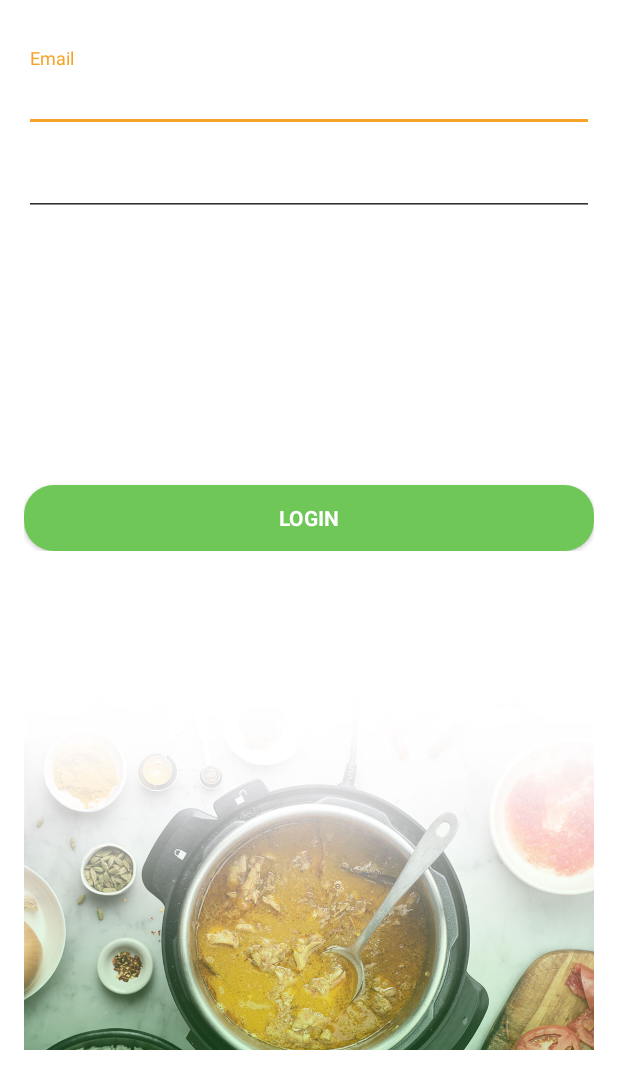
After one commit to kelvin-homann/cooka, an Android app: the LoginActivity screen opened directly, with no data from a screen before it, on a phone screen of 412 x 824 dp. The commit adds this screen. Shown: the top 1089 px of the screen. Run offline under Robolectric (Android 15) with nearby library versions, the phone set to English and light mode, and no system bars; 2 statements that could not run were skipped.

Commit message:
Added LoginActivity

```diff
--- /dev/null
+++ b/app/src/main/java/app/cooka/cookapp/LoginActivity.java
@@ -0,0 +1,349 @@
+package app.cooka.cookapp;
+
+import android.animation.Animator;
+import android.animation.AnimatorListenerAdapter;
+import android.annotation.TargetApi;
+import android.content.pm.PackageManager;
+import android.support.annotation.NonNull;
+import android.support.design.widget.Snackbar;
+import android.support.v7.app.AppCompatActivity;
+import android.app.LoaderManager.LoaderCallbacks;
+
+import android.content.CursorLoader;
+import android.content.Loader;
+import android.database.Cursor;
+import android.net.Uri;
+import android.os.AsyncTask;
+
+import android.os.Build;
+import android.os.Bundle;
+import android.provider.ContactsContract;
+import android.text.TextUtils;
+import android.view.KeyEvent;
+import android.view.View;
+import android.view.View.OnClickListener;
+import android.view.inputmethod.EditorInfo;
+import android.widget.ArrayAdapter;
+import android.widget.AutoCompleteTextView;
+import android.widget.Button;
+import android.widget.EditText;
+import android.widget.TextView;
+
+import java.util.ArrayList;
+import java.util.List;
+
+import static android.Manifest.permission.READ_CONTACTS;
+
+/**
+ * A login screen that offers login via email/password.
+ */
+public class LoginActivity extends AppCompatActivity implements LoaderCallbacks<Cursor> {
+
+    /**
+     * Id to identity READ_CONTACTS permission request.
+     */
+    private static final int REQUEST_READ_CONTACTS = 0;
+
+    /**
+     * A dummy authentication store containing known user names and passwords.
+     * TODO: remove after connecting to a real authentication system.
+     */
+    private static final String[] DUMMY_CREDENTIALS = new String[]{
+            "foo@example.com:hello", "bar@example.com:world"
+    };
+    /**
+     * Keep track of the login task to ensure we can cancel it if requested.
+     */
+    private UserLoginTask mAuthTask = null;
+
+    // UI references.
+    private AutoCompleteTextView mEmailView;
+    private EditText mPasswordView;
+    private View mProgressView;
+    private View mLoginFormView;
+
+    @Override
+    protected void onCreate(Bundle savedInstanceState) {
+        super.onCreate(savedInstanceState);
+        setContentView(R.layout.activity_login);
+        // Set up the login form.
+        mEmailView = (AutoCompleteTextView) findViewById(R.id.email);
+        populateAutoComplete();
+
+        mPasswordView = (EditText) findViewById(R.id.password);
+        mPasswordView.setOnEditorActionListener(new TextView.OnEditorActionListener() {
+            @Override
+            public boolean onEditorAction(TextView textView, int id, KeyEvent keyEvent) {
+                if (id == EditorInfo.IME_ACTION_DONE || id == EditorInfo.IME_NULL) {
+                    attemptLogin();
+                    return true;
+                }
+                return false;
+            }
+        });
+
+        Button mEmailSignInButton = (Button) findViewById(R.id.email_sign_in_button);
+        mEmailSignInButton.setOnClickListener(new OnClickListener() {
+            @Override
+            public void onClick(View view) {
+                attemptLogin();
+            }
+        });
+
+        mLoginFormView = findViewById(R.id.login_form);
+        mProgressView = findViewById(R.id.login_progress);
+    }
+
+    private void populateAutoComplete() {
+        if (!mayRequestContacts()) {
+            return;
+        }
+
+        getLoaderManager().initLoader(0, null, this);
+    }
+
+    private boolean mayRequestContacts() {
+        if (Build.VERSION.SDK_INT < Build.VERSION_CODES.M) {
+            return true;
+        }
+        if (checkSelfPermission(READ_CONTACTS) == PackageManager.PERMISSION_GRANTED) {
+            return true;
+        }
+        if (shouldShowRequestPermissionRationale(READ_CONTACTS)) {
+            Snackbar.make(mEmailView, R.string.permission_rationale, Snackbar.LENGTH_INDEFINITE)
+                    .setAction(android.R.string.ok, new View.OnClickListener() {
+                        @Override
+                        @TargetApi(Build.VERSION_CODES.M)
+                        public void onClick(View v) {
+                            requestPermissions(new String[]{READ_CONTACTS}, REQUEST_READ_CONTACTS);
+                        }
+                    });
+        } else {
+            requestPermissions(new String[]{READ_CONTACTS}, REQUEST_READ_CONTACTS);
+        }
+        return false;
+    }
+
+    /**
+     * Callback received when a permissions request has been completed.
+     */
+    @Override
+    public void onRequestPermissionsResult(int requestCode, @NonNull String[] permissions,
+                                           @NonNull int[] grantResults) {
+        if (requestCode == REQUEST_READ_CONTACTS) {
+            if (grantResults.length == 1 && grantResults[0] == PackageManager.PERMISSION_GRANTED) {
+                populateAutoComplete();
+            }
+        }
+    }
+
+
+    /**
+     * Attempts to sign in or register the account specified by the login form.
+     * If there are form errors (invalid email, missing fields, etc.), the
+     * errors are presented and no actual login attempt is made.
+     */
+    private void attemptLogin() {
+        if (mAuthTask != null) {
+            return;
+        }
+
+        // Reset errors.
+        mEmailView.setError(null);
+        mPasswordView.setError(null);
+
+        // Store values at the time of the login attempt.
+        String email = mEmailView.getText().toString();
+        String password = mPasswordView.getText().toString();
+
+        boolean cancel = false;
+        View focusView = null;
+
+        // Check for a valid password, if the user entered one.
+        if (!TextUtils.isEmpty(password) && !isPasswordValid(password)) {
+            mPasswordView.setError(getString(R.string.error_invalid_password));
+            focusView = mPasswordView;
+            cancel = true;
+        }
+
+        // Check for a valid email address.
+        if (TextUtils.isEmpty(email)) {
+            mEmailView.setError(getString(R.string.error_field_required));
+            focusView = mEmailView;
+            cancel = true;
+        } else if (!isEmailValid(email)) {
+            mEmailView.setError(getString(R.string.error_invalid_email));
+            focusView = mEmailView;
+            cancel = true;
+        }
+
+        if (cancel) {
+            // There was an error; don't attempt login and focus the first
+            // form field with an error.
+            focusView.requestFocus();
+        } else {
+            // Show a progress spinner, and kick off a background task to
+            // perform the user login attempt.
+            showProgress(true);
+            mAuthTask = new UserLoginTask(email, password);
+            mAuthTask.execute((Void) null);
+        }
+    }
+
+    private boolean isEmailValid(String email) {
+        //TODO: Replace this with your own logic
+        return email.contains("@");
+    }
+
+    private boolean isPasswordValid(String password) {
+        //TODO: Replace this with your own logic
+        return password.length() > 4;
+    }
+
+    /**
+     * Shows the progress UI and hides the login form.
+     */
+    @TargetApi(Build.VERSION_CODES.HONEYCOMB_MR2)
+    private void showProgress(final boolean show) {
+        // On Honeycomb MR2 we have the ViewPropertyAnimator APIs, which allow
+        // for very easy animations. If available, use these APIs to fade-in
+        // the progress spinner.
+        if (Build.VERSION.SDK_INT >= Build.VERSION_CODES.HONEYCOMB_MR2) {
+            int shortAnimTime = getResources().getInteger(android.R.integer.config_shortAnimTime);
+
+            mLoginFormView.setVisibility(show ? View.GONE : View.VISIBLE);
+            mLoginFormView.animate().setDuration(shortAnimTime).alpha(
+                    show ? 0 : 1).setListener(new AnimatorListenerAdapter() {
+                @Override
+                public void onAnimationEnd(Animator animation) {
+                    mLoginFormView.setVisibility(show ? View.GONE : View.VISIBLE);
+                }
+            });
+
+            mProgressView.setVisibility(show ? View.VISIBLE : View.GONE);
+            mProgressView.animate().setDuration(shortAnimTime).alpha(
+                    show ? 1 : 0).setListener(new AnimatorListenerAdapter() {
+                @Override
+                public void onAnimationEnd(Animator animation) {
+                    mProgressView.setVisibility(show ? View.VISIBLE : View.GONE);
+                }
+            });
+        } else {
+            // The ViewPropertyAnimator APIs are not available, so simply show
+            // and hide the relevant UI components.
+            mProgressView.setVisibility(show ? View.VISIBLE : View.GONE);
+            mLoginFormView.setVisibility(show ? View.GONE : View.VISIBLE);
+        }
+    }
+
+    @Override
+    public Loader<Cursor> onCreateLoader(int i, Bundle bundle) {
+        return new CursorLoader(this,
+                // Retrieve data rows for the device user's 'profile' contact.
+                Uri.withAppendedPath(ContactsContract.Profile.CONTENT_URI,
+                        ContactsContract.Contacts.Data.CONTENT_DIRECTORY), ProfileQuery.PROJECTION,
+
+                // Select only email addresses.
+                ContactsContract.Contacts.Data.MIMETYPE +
+                        " = ?", new String[]{ContactsContract.CommonDataKinds.Email
+                .CONTENT_ITEM_TYPE},
+
+                // Show primary email addresses first. Note that there won't be
+                // a primary email address if the user hasn't specified one.
+                ContactsContract.Contacts.Data.IS_PRIMARY + " DESC");
+    }
+
+    @Override
+    public void onLoadFinished(Loader<Cursor> cursorLoader, Cursor cursor) {
+        List<String> emails = new ArrayList<>();
+        cursor.moveToFirst();
+        while (!cursor.isAfterLast()) {
+            emails.add(cursor.getString(ProfileQuery.ADDRESS));
+            cursor.moveToNext();
+        }
+
+        addEmailsToAutoComplete(emails);
+    }
+
+    @Override
+    public void onLoaderReset(Loader<Cursor> cursorLoader) {
+
+    }
+
+    private void addEmailsToAutoComplete(List<String> emailAddressCollection) {
+        //Create adapter to tell the AutoCompleteTextView what to show in its dropdown list.
+        ArrayAdapter<String> adapter =
+                new ArrayAdapter<>(LoginActivity.this,
+                        android.R.layout.simple_dropdown_item_1line, emailAddressCollection);
+
+        mEmailView.setAdapter(adapter);
+    }
+
+
+    private interface ProfileQuery {
+        String[] PROJECTION = {
+                ContactsContract.CommonDataKinds.Email.ADDRESS,
+                ContactsContract.CommonDataKinds.Email.IS_PRIMARY,
+        };
+
+        int ADDRESS = 0;
+        int IS_PRIMARY = 1;
+    }
+
+    /**
+     * Represents an asynchronous login/registration task used to authenticate
+     * the user.
+     */
+    public class UserLoginTask extends AsyncTask<Void, Void, Boolean> {
+
+        private final String mEmail;
+        private final String mPassword;
+
+        UserLoginTask(String email, String password) {
+            mEmail = email;
+            mPassword = password;
+        }
+
+        @Override
+        protected Boolean doInBackground(Void... params) {
+            // TODO: attempt authentication against a network service.
+
+            try {
+                // Simulate network access.
+                Thread.sleep(2000);
+            } catch (InterruptedException e) {
+                return false;
+            }
+
+            for (String credential : DUMMY_CREDENTIALS) {
+                String[] pieces = credential.split(":");
+                if (pieces[0].equals(mEmail)) {
+                    // Account exists, return true if the password matches.
+                    return pieces[1].equals(mPassword);
+                }
+            }
+
+            // TODO: register the new account here.
+            return true;
+        }
+
+        @Override
+        protected void onPostExecute(final Boolean success) {
+            mAuthTask = null;
+            showProgress(false);
+
+            if (success) {
+                finish();
+            } else {
+                mPasswordView.setError(getString(R.string.error_incorrect_password));
+                mPasswordView.requestFocus();
+            }
+        }
+
+        @Override
+        protected void onCancelled() {
+            mAuthTask = null;
+            showProgress(false);
+        }
+    }
+}
--- a/app/src/main/java/app/cooka/cookapp/PlanFragment.java
+++ b/app/src/main/java/app/cooka/cookapp/PlanFragment.java
@@ -69,6 +69,7 @@
         mListener = null;
     }
 
+
     //This method is called when a menu item from the toolbar is selected
     private boolean onToolbarMenuItemClicked(MenuItem item) {
         switch (item.getItemId()){
--- /dev/null
+++ b/app/src/main/res/drawable/button_focus.xml
@@ -0,0 +1,6 @@
+<?xml version="1.0" encoding="utf-8"?>
+<shape xmlns:android="http://schemas.android.com/apk/res/android" android:shape="rectangle">
+    <stroke android:width="0dp" android:color="@color/colorPrimary" />
+    <corners android:radius="20dp" />
+    <gradient android:startColor="@color/colorPrimary" android:centerColor="@color/colorPrimary" android:endColor="@color/colorPrimary" android:angle="90" />
+</shape>
--- /dev/null
+++ b/app/src/main/res/drawable/button_press.xml
@@ -0,0 +1,6 @@
+<?xml version="1.0" encoding="utf-8"?>
+<shape xmlns:android="http://schemas.android.com/apk/res/android" android:shape="rectangle">
+    <stroke android:width="0dp" android:color="@color/colorPrimary" />
+    <corners android:radius="20dp" />
+    <gradient android:startColor="@color/colorPrimary" android:centerColor="@color/colorPrimary" android:endColor="@color/colorPrimary" android:angle="90" />
+</shape>
--- /dev/null
+++ b/app/src/main/res/drawable/button_unfocused.xml
@@ -0,0 +1,6 @@
+<?xml version="1.0" encoding="utf-8"?>
+<shape xmlns:android="http://schemas.android.com/apk/res/android" android:shape="rectangle">
+    <stroke android:width="0dp" android:color="@color/colorPrimary" />
+    <corners android:radius="20dp" />
+    <gradient android:startColor="@color/colorPrimary" android:centerColor="@color/colorPrimary" android:endColor="@color/colorPrimary" android:angle="90" />
+</shape>
--- /dev/null
+++ b/app/src/main/res/drawable/roundbutton.xml
@@ -0,0 +1,14 @@
+<?xml version="1.0" encoding="utf-8" ?>
+<selector xmlns:android="http://schemas.android.com/apk/res/android">
+    <!--  Non focused states
+     -->
+    <item android:state_focused="false" android:state_selected="false" android:state_pressed="false" android:drawable="@drawable/button_unfocused" />
+    <item android:state_focused="false" android:state_selected="true" android:state_pressed="false" android:drawable="@drawable/button_unfocused" />
+    <!--  Focused states
+     -->
+    <item android:state_focused="true" android:state_selected="false" android:state_pressed="false" android:drawable="@drawable/button_focus" />
+    <item android:state_focused="true" android:state_selected="true" android:state_pressed="false" android:drawable="@drawable/button_focus" />
+    <!--  Pressed
+     -->
+    <item android:state_pressed="true" android:drawable="@drawable/button_press" />
+</selector>
--- /dev/null
+++ b/app/src/main/res/layout/activity_login.xml
@@ -0,0 +1,125 @@
+<?xml version="1.0" encoding="utf-8"?>
+<android.support.constraint.ConstraintLayout xmlns:android="http://schemas.android.com/apk/res/android"
+    xmlns:app="http://schemas.android.com/apk/res-auto"
+    xmlns:tools="http://schemas.android.com/tools"
+    android:layout_width="match_parent"
+    android:layout_height="match_parent"
+    android:gravity="center_horizontal"
+    android:orientation="vertical"
+    android:paddingLeft="@dimen/activity_horizontal_margin"
+    android:paddingTop="@dimen/activity_vertical_margin"
+    android:paddingRight="@dimen/activity_horizontal_margin"
+    android:paddingBottom="@dimen/activity_vertical_margin"
+    tools:context=".LoginActivity">
+
+    <!-- Login progress -->
+
+    <ImageView
+        android:id="@+id/BackgroundView"
+        android:layout_width="396dp"
+        android:layout_height="575dp"
+        android:contentDescription="@string/login_background_desc"
+        android:scaleType="centerCrop"
+        app:layout_constraintBottom_toBottomOf="parent"
+        app:layout_constraintEnd_toEndOf="parent"
+        app:layout_constraintStart_toStartOf="parent"
+        app:layout_constraintTop_toTopOf="parent"
+        app:srcCompat="@drawable/login_background" />
+
+    <ProgressBar
+        android:id="@+id/login_progress"
+        style="?android:attr/progressBarStyleLarge"
+        android:layout_width="39dp"
+        android:layout_height="45dp"
+        android:layout_marginStart="16dp"
+        android:layout_marginTop="32dp"
+        android:layout_marginEnd="367dp"
+        android:layout_marginBottom="550dp"
+        android:visibility="gone"
+        app:layout_constraintBottom_toBottomOf="parent"
+        app:layout_constraintEnd_toEndOf="parent"
+        app:layout_constraintStart_toStartOf="parent"
+        app:layout_constraintTop_toTopOf="parent" />
+
+    <ScrollView
+        android:id="@+id/login_form"
+        android:layout_width="match_parent"
+        android:layout_height="match_parent"
+        android:layout_marginTop="16dp"
+        app:layout_constraintBottom_toTopOf="@+id/BackgroundView"
+        app:layout_constraintEnd_toStartOf="@+id/BackgroundView"
+        app:layout_constraintStart_toEndOf="@+id/BackgroundView"
+        app:layout_constraintTop_toTopOf="parent">
+
+        <LinearLayout
+            android:id="@+id/email_login_form"
+            android:layout_width="match_parent"
+            android:layout_height="wrap_content"
+            android:orientation="vertical">
+
+            <android.support.design.widget.TextInputLayout
+                android:id="@+id/textInputLayout"
+                android:layout_width="match_parent"
+                android:layout_height="wrap_content"
+                app:layout_constraintBottom_toTopOf="@+id/email_sign_in_button"
+                app:layout_constraintEnd_toEndOf="parent"
+                app:layout_constraintStart_toStartOf="parent"
+                app:layout_constraintTop_toTopOf="parent">
+
+                <AutoCompleteTextView
+                    android:id="@+id/email"
+                    android:layout_width="match_parent"
+                    android:layout_height="wrap_content"
+                    android:hint="@string/prompt_email"
+                    android:inputType="textEmailAddress"
+                    android:maxLines="1"
+                    android:singleLine="true"
+                    android:textAlignment="viewStart"
+                    android:textColor="@android:color/darker_gray" />
+
+            </android.support.design.widget.TextInputLayout>
+
+            <android.support.design.widget.TextInputLayout
+                android:layout_width="match_parent"
+                android:layout_height="wrap_content"
+                app:layout_constraintBottom_toTopOf="@+id/email_sign_in_button"
+                app:layout_constraintEnd_toEndOf="parent"
+                app:layout_constraintStart_toStartOf="parent"
+                app:layout_constraintTop_toTopOf="parent">
+
+                <EditText
+                    android:id="@+id/password"
+                    android:layout_width="match_parent"
+                    android:layout_height="wrap_content"
+                    android:hint="@string/prompt_password"
+                    android:imeActionId="6"
+                    android:imeActionLabel="@string/action_sign_in_short"
+                    android:imeOptions="actionUnspecified"
+                    android:importantForAutofill="no"
+                    android:inputType="textPassword"
+                    android:maxLines="1"
+                    android:singleLine="true" />
+
+            </android.support.design.widget.TextInputLayout>
+
+            <Button
+                android:id="@+id/email_sign_in_button"
+                style="?android:textAppearanceSmall"
+                android:layout_width="match_parent"
+                android:layout_height="44dp"
+                android:layout_marginTop="179dp"
+                android:background="@drawable/roundbutton"
+                android:radius="10dp"
+                android:text="@string/action_sign_in"
+                android:textAlignment="center"
+                android:textColor="@color/White"
+                android:textStyle="bold"
+                app:layout_constraintBottom_toBottomOf="parent"
+                app:layout_constraintEnd_toEndOf="parent"
+                app:layout_constraintStart_toStartOf="parent"
+                app:layout_constraintTop_toBottomOf="@+id/textInputLayout" />
+
+        </LinearLayout>
+    </ScrollView>
+
+</android.support.constraint.ConstraintLayout>
--- a/app/src/main/res/values/dimens.xml
+++ b/app/src/main/res/values/dimens.xml
@@ -3,5 +3,5 @@
     <dimen name="activity_horizontal_margin">16dp</dimen>
     <dimen name="activity_vertical_margin">16dp</dimen>
     <dimen name="action_bar_elevation">4dp</dimen>
-    <item name="inactiveAlpha" type="dimen" format="float">0.5</item>
+    <item name="inactiveAlpha" format="float" type="dimen">0.5</item>
 </resources>
--- a/app/src/main/res/values/strings.xml
+++ b/app/src/main/res/values/strings.xml
@@ -26,5 +26,20 @@
     <string name="profile_follower_nr">%1$d</string>
     <string name="profile_following_text">Following</string>
     <string name="profile_follower_text">Follower</string>
+    <string name="title_activity_login">Sign in</string>
+    <!-- Login -->
+    <string name="prompt_email">Email</string>
+    <string name="prompt_password">Password (optional)</string>
+    <string name="action_sign_in">Login</string>
+    <string name="action_sign_in_short">Sign in</string>
+    <string name="error_invalid_email">This email address is invalid</string>
+    <string name="error_invalid_password">This password is too short</string>
+    <string name="error_incorrect_password">This password is incorrect</string>
+    <string name="error_field_required">This field is required</string>
+    <string name="permission_rationale">"Contacts permissions are needed for providing email
+        completions."
+    </string>
+    <string name="login_background_desc">Login Background</string>
+
 
 </resources>
```
Also changed, not shown: app/src/main/AndroidManifest.xml (+10 -2 lines), app/src/main/res/drawable-v24/login_background.jpg (added).
